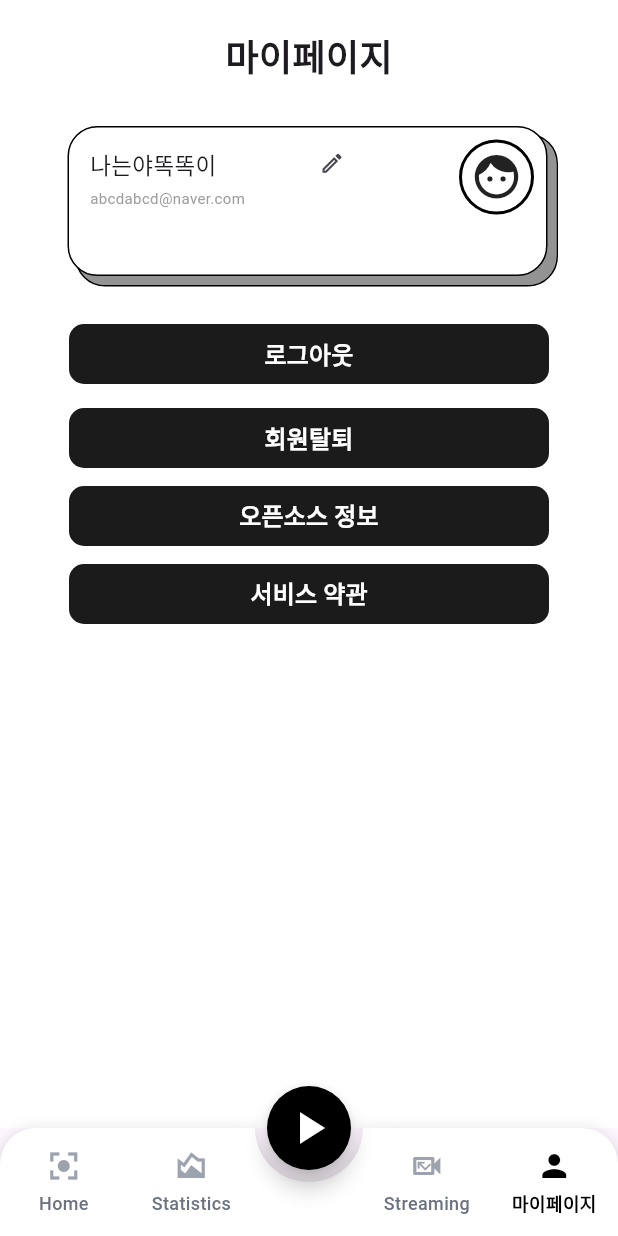
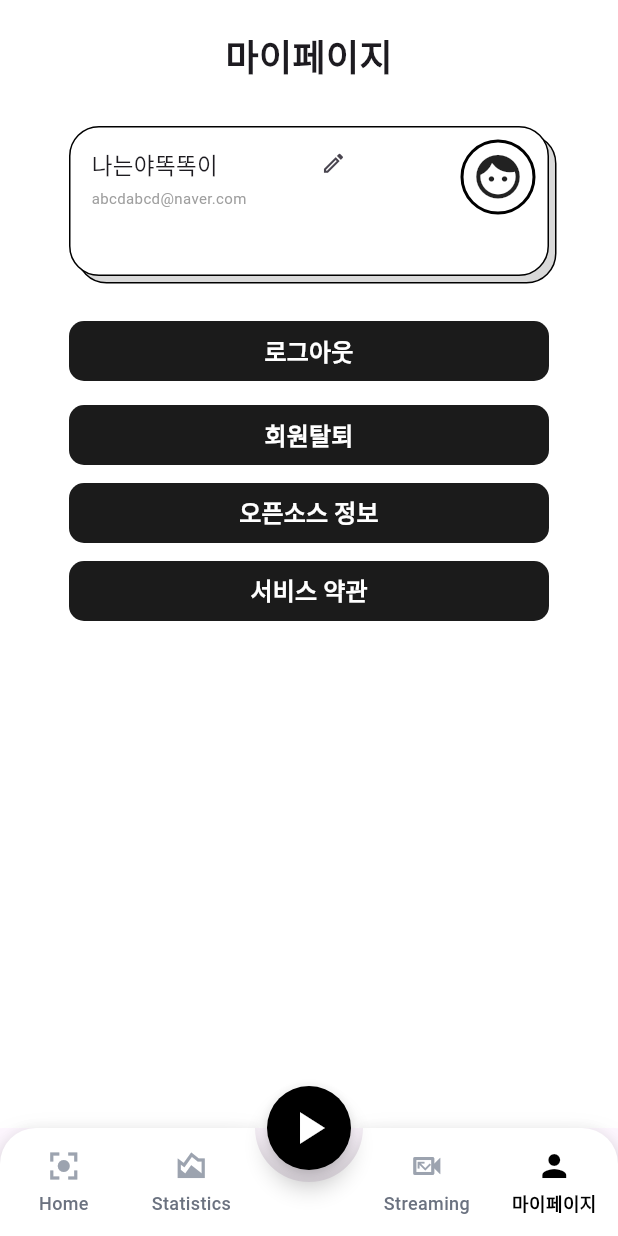
Before and after one commit to HKNU-Zypt/Zypt_Frontend, a Flutter app: the MyPageScreen screen opened by its route, on a phone screen of 412 x 824 dp. Run offline on Flutter 3.47's test engine with Material 3 defaults, Android fonts, the phone set to English and light mode, and no system bars; drawn by our look-alikes of animated_bottom_navigation_bar; our stand-ins replace camera, flutter_dotenv, flutter_svg, go_router, google_sign_in, native_device_orientation and 4 more; missing offline and left inert: dart:ffi, flutter_naver_login, google_mlkit_face_mesh_detection, kakao_flutter_sdk_user, livekit_client and 1 more; accounts and stored records are empty; network calls fail; Roboto replaces fonts that are missing (AppleSDGothicNeo, SoyoMaple).

Commit message:
feat: mypage_screen에 BoxDesign 적용

```diff
--- a/lib/screens/mypage_screen.dart
+++ b/lib/screens/mypage_screen.dart
@@ -1,4 +1,5 @@
 import 'package:flutter/material.dart';
+import 'package:focused_study_time_tracker/components/box_design.dart';
 import 'package:focused_study_time_tracker/services/login.dart';
 import 'package:focused_study_time_tracker/services/user_service.dart';
 import 'package:focused_study_time_tracker/components/main_button.dart';
@@ -99,38 +100,11 @@
                   style: TextStyle(fontSize: 24, fontWeight: FontWeight.bold),
                 ),
                 SizedBox(height: 30),
-                // 프로필 박스
-                Stack(
-                  children: [
-                    Positioned(
-                      child: Transform.translate(
-                        offset: Offset(5, 5),
-                        child: Container(
-                          width: 322,
-                          height: 102,
-                          decoration: BoxDecoration(
-                            color: Colors.grey,
-                            borderRadius: BorderRadius.circular(20),
-                            border: Border.all(color: Colors.black, width: 1),
-                          ),
-                        ),
-                      ),
-                    ),
-                    Positioned(
-                      child: Container(
+                BoxDesign(
+                  backgroundcolor: Colors.white,
+                  designcolor: Color(0xFFD9D9D9),
                   width: 320,
                   height: 100,
-                        decoration: BoxDecoration(
-                          color: Colors.white,
-                          border: Border.all(color: Colors.black, width: 1),
-                          borderRadius: BorderRadius.circular(20),
-                          boxShadow: [
-                            BoxShadow(
-                              color: const Color.fromARGB(255, 147, 147, 147),
-                              offset: Offset(6, 6),
-                            ),
-                          ],
-                        ),
                   child: Row(
                     crossAxisAlignment: CrossAxisAlignment.start,
                     children: [
@@ -199,10 +173,8 @@
                     ],
                   ),
                 ),
-                    ),
-                  ],
-                ),
 
+                // 프로필 박스
                 SizedBox(height: 30),
                 MainButton.medium(
                   title: '로그아웃',
```
Lines whose indentation alone changed are shown as unchanged.
